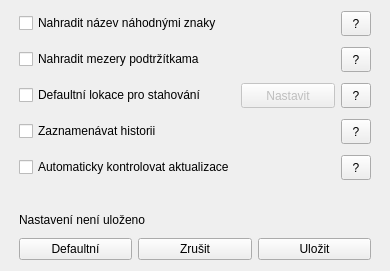
Above: y2mate/settingsdialog.ui from RxiPland/y2mate_desktop before the change. Below: the same form after it.
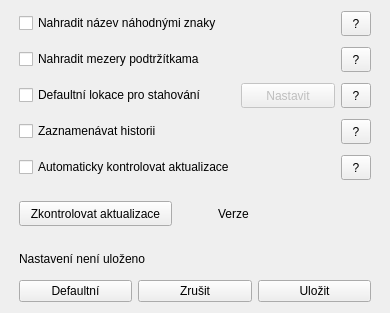
That is the form after the change. Icons and pictures are not drawn.

```diff
--- a/y2mate/settingsdialog.ui
+++ b/y2mate/settingsdialog.ui
@@ -268,6 +268,25 @@
          </property>
         </spacer>
        </item>
+       <item row="4" column="1">
+        <widget class="QPushButton" name="pushButton">
+         <property name="enabled">
+          <bool>false</bool>
+         </property>
+         <property name="minimumSize">
+          <size>
+           <width>0</width>
+           <height>25</height>
+          </size>
+         </property>
+         <property name="focusPolicy">
+          <enum>Qt::NoFocus</enum>
+         </property>
+         <property name="text">
+          <string>Nastavit</string>
+         </property>
+        </widget>
+       </item>
        <item row="6" column="2">
         <widget class="QToolButton" name="toolButton_4">
          <property name="minimumSize">
@@ -309,35 +328,71 @@
          </property>
         </widget>
        </item>
-       <item row="9" column="1">
-        <spacer name="verticalSpacer">
+      </layout>
+     </item>
+     <item>
+      <spacer name="verticalSpacer_8">
+       <property name="orientation">
+        <enum>Qt::Vertical</enum>
+       </property>
+       <property name="sizeType">
+        <enum>QSizePolicy::Fixed</enum>
+       </property>
+       <property name="sizeHint" stdset="0">
+        <size>
+         <width>20</width>
+         <height>15</height>
+        </size>
+       </property>
+      </spacer>
+     </item>
+     <item>
+      <layout class="QHBoxLayout" name="horizontalLayout_4">
+       <property name="topMargin">
+        <number>0</number>
+       </property>
+       <item>
+        <widget class="QPushButton" name="pushButton_5">
+         <property name="minimumSize">
+          <size>
+           <width>150</width>
+           <height>25</height>
+          </size>
+         </property>
+         <property name="focusPolicy">
+          <enum>Qt::NoFocus</enum>
+         </property>
+         <property name="text">
+          <string>Zkontrolovat aktualizace</string>
+         </property>
+        </widget>
+       </item>
+       <item>
+        <spacer name="horizontalSpacer_7">
          <property name="orientation">
-          <enum>Qt::Vertical</enum>
+          <enum>Qt::Horizontal</enum>
+         </property>
+         <property name="sizeType">
+          <enum>QSizePolicy::Fixed</enum>
          </property>
          <property name="sizeHint" stdset="0">
           <size>
-           <width>20</width>
-           <height>40</height>
+           <width>40</width>
+           <height>20</height>
           </size>
          </property>
         </spacer>
        </item>
-       <item row="4" column="1">
-        <widget class="QPushButton" name="pushButton">
-         <property name="enabled">
-          <bool>false</bool>
-         </property>
+       <item>
+        <widget class="QLabel" name="label_2">
          <property name="minimumSize">
           <size>
            <width>0</width>
            <height>25</height>
           </size>
          </property>
-         <property name="focusPolicy">
-          <enum>Qt::NoFocus</enum>
-         </property>
          <property name="text">
-          <string>Nastavit</string>
+          <string>Verze</string>
          </property>
         </widget>
        </item>
@@ -348,10 +403,13 @@
        <property name="orientation">
         <enum>Qt::Vertical</enum>
        </property>
+       <property name="sizeType">
+        <enum>QSizePolicy::MinimumExpanding</enum>
+       </property>
        <property name="sizeHint" stdset="0">
         <size>
          <width>20</width>
-         <height>40</height>
+         <height>20</height>
         </size>
        </property>
       </spacer>
@@ -385,7 +443,7 @@
        <property name="sizeHint" stdset="0">
         <size>
          <width>20</width>
-         <height>5</height>
+         <height>8</height>
         </size>
        </property>
       </spacer>
```
